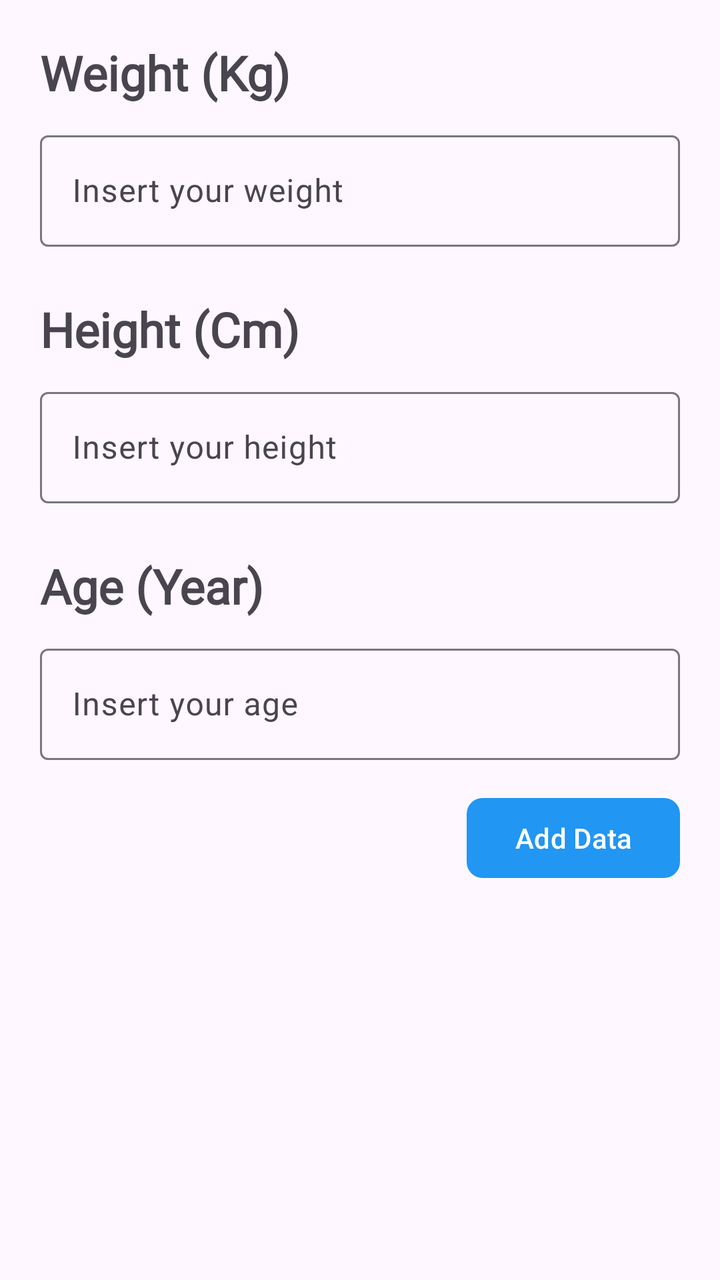
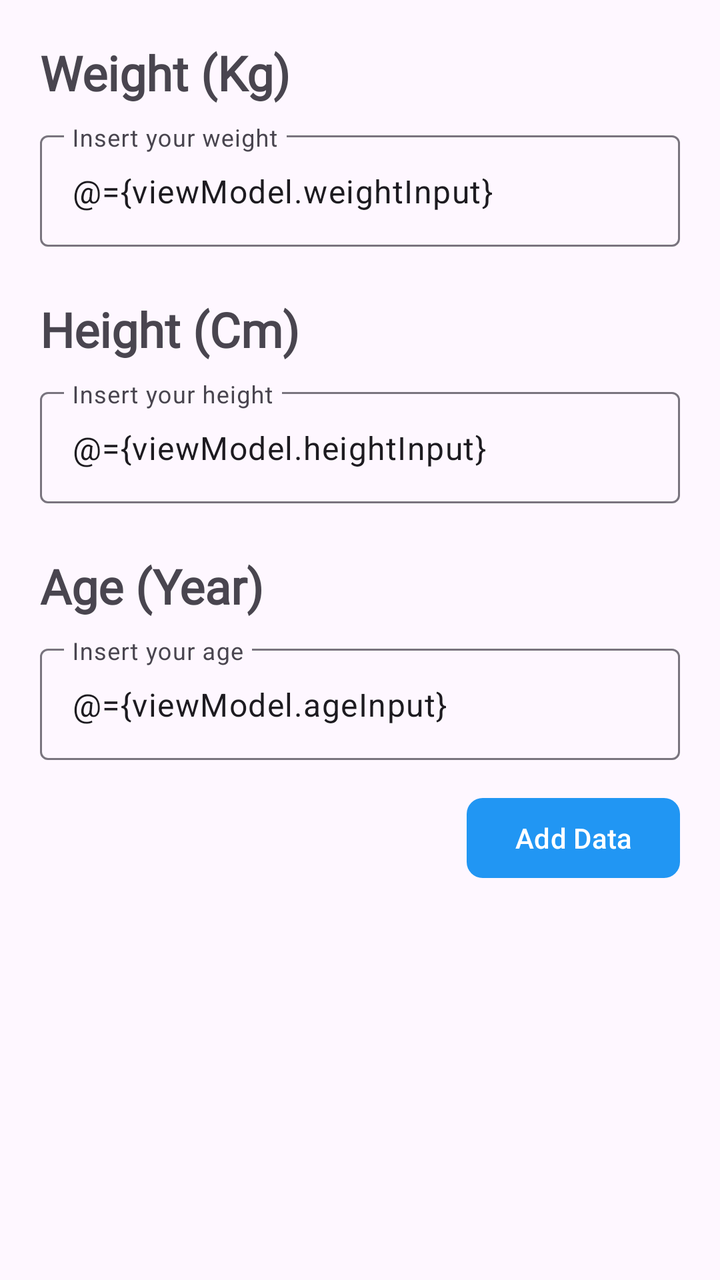

Compare the two renders of this Android layout. The source of the first and the diff that turns it into the second are given below.
<!-- AndroidManifest.xml: application theme Theme.ChildGrowth -->
<!-- res/layout/fragment_measure.xml -->
<?xml version="1.0" encoding="utf-8"?>
<FrameLayout xmlns:android="http://schemas.android.com/apk/res/android"
    xmlns:app="http://schemas.android.com/apk/res-auto"
    xmlns:tools="http://schemas.android.com/tools"
    android:layout_width="match_parent"
    android:layout_height="match_parent"
    tools:context=".view.MeasureFragment">

    <LinearLayout
        android:layout_width="match_parent"
        android:layout_height="match_parent"

        android:orientation="vertical">

        <TextView
            android:id="@+id/textView"
            android:layout_width="match_parent"
            android:layout_height="wrap_content"
            android:layout_marginStart="20dp"
            android:layout_marginTop="20dp"
            android:fontFamily="@font/alatsi"
            android:text="Weight (Kg)"
            android:textSize="24sp"
            android:textStyle="bold" />

        <com.google.android.material.textfield.TextInputLayout
            android:id="@+id/textInputLayoutWeight"
            style="@style/ThemeOverlay.Material3.TextInputEditText.FilledBox.Dense"
            android:layout_width="match_parent"
            android:layout_height="wrap_content"
            android:layout_marginStart="20dp"
            android:layout_marginTop="10dp"
            android:layout_marginEnd="20dp">

            <com.google.android.material.textfield.TextInputEditText
                android:id="@+id/txtInputWeight"
                style="@style/ThemeOverlay.Material3.TextInputEditText.FilledBox"
                android:layout_width="match_parent"
                android:layout_height="wrap_content"
                android:hint="Insert your weight" />
        </com.google.android.material.textfield.TextInputLayout>

        <TextView
            android:id="@+id/textView2"
            android:layout_width="match_parent"
            android:layout_height="wrap_content"
            android:layout_marginStart="20dp"
            android:layout_marginTop="25dp"
            android:fontFamily="@font/alatsi"
            android:text="Height (Cm)"
            android:textSize="24sp"
            android:textStyle="bold" />

        <com.google.android.material.textfield.TextInputLayout
            android:id="@+id/textInputLayoutHeight"
            android:layout_width="match_parent"
            android:layout_height="wrap_content"
            android:layout_marginStart="20dp"
            android:layout_marginTop="10dp"
            android:layout_marginEnd="20dp">

            <com.google.android.material.textfield.TextInputEditText
                android:id="@+id/txtInputHeight"
                android:layout_width="match_parent"
                android:layout_height="wrap_content"
                android:hint="Insert your height" />
        </com.google.android.material.textfield.TextInputLayout>

        <TextView
            android:id="@+id/textView3"
            android:layout_width="match_parent"
            android:layout_height="wrap_content"
            android:layout_marginStart="20dp"
            android:layout_marginTop="25dp"
            android:fontFamily="@font/alatsi"
            android:text="Age (Year)"
            android:textSize="24sp"
            android:textStyle="bold" />

        <com.google.android.material.textfield.TextInputLayout
            android:id="@+id/textInputLayoutAge"
            android:layout_width="match_parent"
            android:layout_height="wrap_content"
            android:layout_marginStart="20dp"
            android:layout_marginTop="10dp"
            android:layout_marginEnd="20dp">

            <com.google.android.material.textfield.TextInputEditText
                android:id="@+id/txtInputAge"
                android:layout_width="match_parent"
                android:layout_height="wrap_content"
                android:hint="Insert your age" />
        </com.google.android.material.textfield.TextInputLayout>

        <Button
            android:id="@+id/btnAddMeasure"
            android:layout_width="wrap_content"
            android:layout_height="wrap_content"
            android:layout_gravity="right"
            android:layout_marginTop="15dp"
            app:cornerRadius="8dp"
            app:backgroundTint="#2196F3"
            android:layout_marginEnd="20dp"
            android:text="Add Data" />
    </LinearLayout>
</FrameLayout>
<!-- resources referenced by this layout -->
<resources>
  <style name="Theme.ChildGrowth" parent="Base.Theme.ChildGrowth" />
  <style name="Base.Theme.ChildGrowth" parent="Theme.Material3.DayNight">
          
          <item name="colorPrimary">#2196F3</item>
          <item name="colorPrimaryVariant">#1976D2</item>
          <item name="colorOnPrimary">#FFFFFF</item>
          <item name="android:statusBarColor">#1976D2</item>
          
      </style>
</resources>

<!-- the commit's change to res/layout/fragment_measure.xml (unified diff, before → after) -->
@@ -1,7 +1,13 @@
 <?xml version="1.0" encoding="utf-8"?>
-<FrameLayout xmlns:android="http://schemas.android.com/apk/res/android"
+<layout xmlns:android="http://schemas.android.com/apk/res/android"
     xmlns:app="http://schemas.android.com/apk/res-auto"
-    xmlns:tools="http://schemas.android.com/tools"
+    xmlns:tools="http://schemas.android.com/tools">
+    <data>
+        <variable
+            name="viewModel"
+            type="com.ubaya.childgrowth.viewModel.ChildViewModel" />
+    </data>
+<FrameLayout
     android:layout_width="match_parent"
     android:layout_height="match_parent"
     tools:context=".view.MeasureFragment">
@@ -37,7 +43,8 @@
                 style="@style/ThemeOverlay.Material3.TextInputEditText.FilledBox"
                 android:layout_width="match_parent"
                 android:layout_height="wrap_content"
-                android:hint="Insert your weight" />
+                android:hint="Insert your weight"
+                android:text="@={viewModel.weightInput}"/>
         </com.google.android.material.textfield.TextInputLayout>
 
         <TextView
@@ -63,7 +70,8 @@
                 android:id="@+id/txtInputHeight"
                 android:layout_width="match_parent"
                 android:layout_height="wrap_content"
-                android:hint="Insert your height" />
+                android:hint="Insert your height"
+                android:text="@={viewModel.heightInput}"/>
         </com.google.android.material.textfield.TextInputLayout>
 
         <TextView
@@ -89,7 +97,8 @@
                 android:id="@+id/txtInputAge"
                 android:layout_width="match_parent"
                 android:layout_height="wrap_content"
-                android:hint="Insert your age" />
+                android:hint="Insert your age"
+                android:text="@={viewModel.ageInput}"/>
         </com.google.android.material.textfield.TextInputLayout>
 
         <Button
@@ -101,6 +110,8 @@
             app:cornerRadius="8dp"
             app:backgroundTint="#2196F3"
             android:layout_marginEnd="20dp"
-            android:text="Add Data" />
+            android:text="Add Data"
+            android:onClick="@{()->viewModel.addMeasurement()}" />
     </LinearLayout>
 </FrameLayout>
+</layout>
